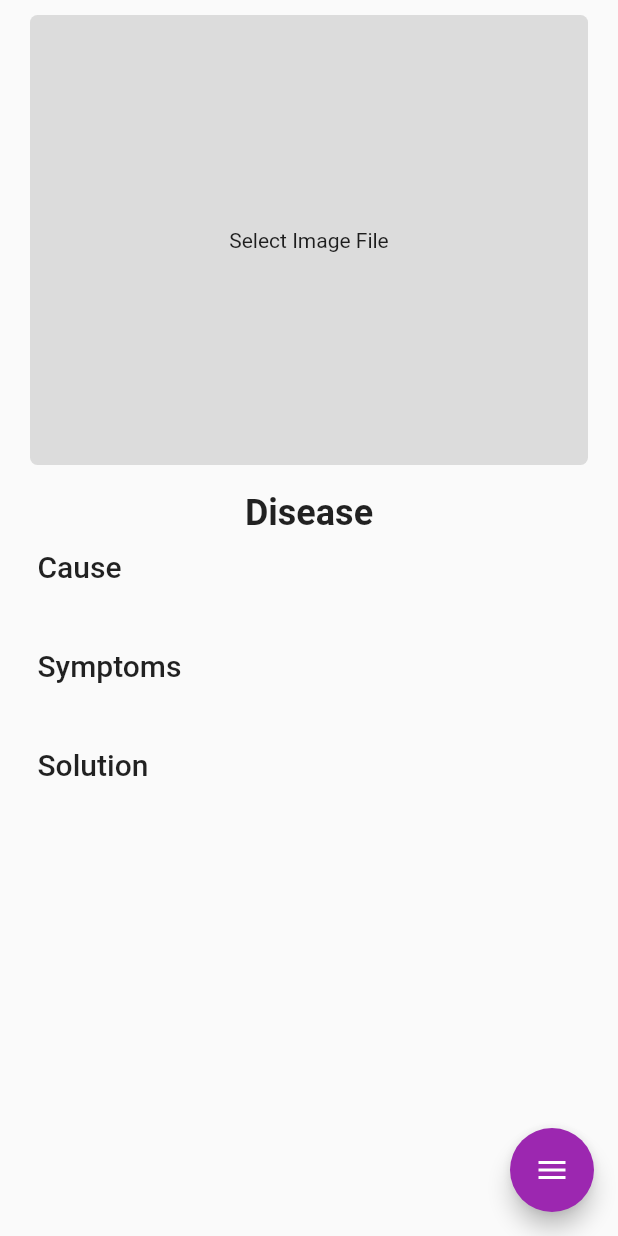
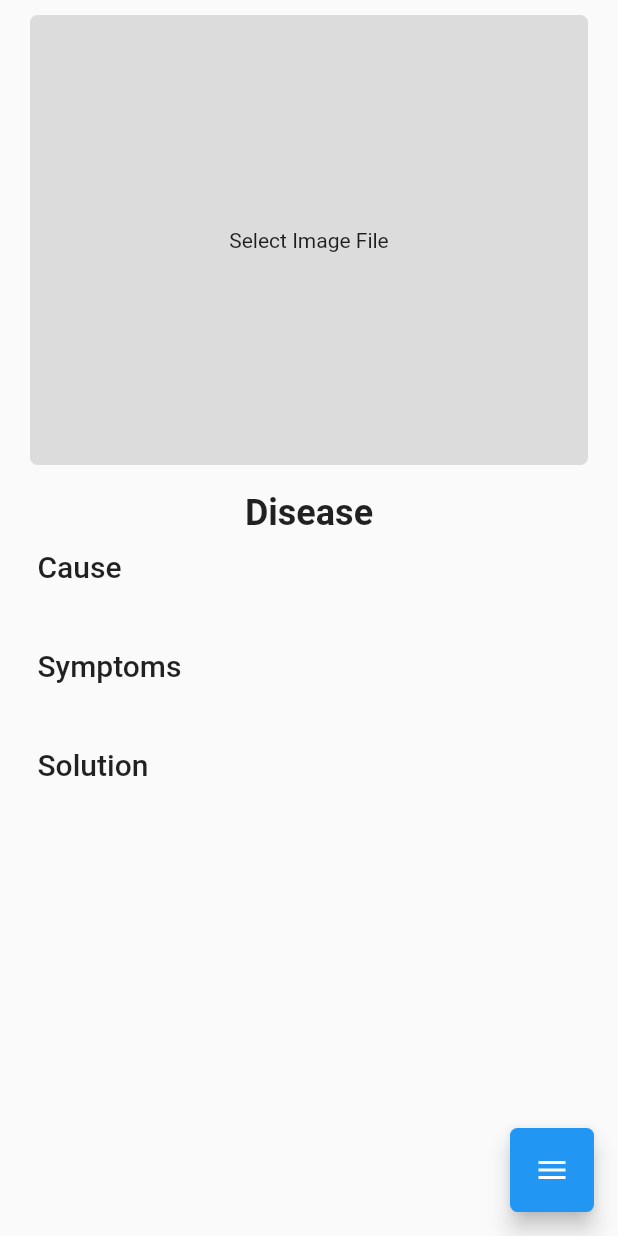
Before and after one commit to DebugBros-CS-16/GrapeDoc, a Flutter app: the CaptureScreen screen opened directly, on a phone screen of 412 x 824 dp. Run offline on Flutter 3.47's test engine with Material 2 defaults, Android fonts, the phone set to English and light mode, and no system bars; drawn by our look-alikes of flutter_speed_dial; our stand-ins replace bottom_navy_bar, cached_network_image, camera, cloud_firestore, firebase_auth, firebase_core and 9 more; missing offline and left inert: dialogflow_grpc, sound_stream, tflite_flutter, tflite_flutter_helper, webfeed; accounts and stored records are empty; network calls fail; statements that could not run were skipped; project files that could hold a hidden picture were left out.

Commit message:
Modified floating action buttons

```diff
--- a/lib/screens/CaptureScreen.dart
+++ b/lib/screens/CaptureScreen.dart
@@ -305,22 +305,28 @@ class _CaptureScreenState extends State<CaptureScreen> {
           floatingActionButton: SpeedDial(
             icon: Icons.add,
             animatedIcon: AnimatedIcons.menu_close,
-            backgroundColor: Colors.purple,
-
+            backgroundColor: Colors.blue,
+            shape: RoundedRectangleBorder(
+                borderRadius: BorderRadius.circular(5)),
             overlayColor: Colors.black,
-            overlayOpacity: 0.4,
-            spacing: 10,
-            spaceBetweenChildren: 8,
+            overlayOpacity: 0.2,
+            childrenButtonSize: const Size(45.0, 50.0),
+            spacing: 8,
+            spaceBetweenChildren: 5,
             //closeManually: true,
             openCloseDial: isDialOpen,
             children: [
               SpeedDialChild(
-                  child: Icon(Icons.add_photo_alternate_outlined),
+                  shape: RoundedRectangleBorder(
+                      borderRadius: BorderRadius.circular(5)),
+                  child: Icon(Icons.add_photo_alternate_outlined, color: Colors.white,),
                   backgroundColor: Colors.purple,
                   label: 'Device',
                   onTap: getImageFromGallery),
               SpeedDialChild(
-                  child: Icon(Icons.add_a_photo),
+                  shape: RoundedRectangleBorder(
+                      borderRadius: BorderRadius.circular(5)),
+                  child: Icon(Icons.add_a_photo, color: Colors.white),
                   backgroundColor: Colors.purple,
                   label: 'Camera',
                   onTap: getImageFromCamera)
```
Also changed, not shown: lib/screens/BlogScreen.dart (+14 -7 lines).
